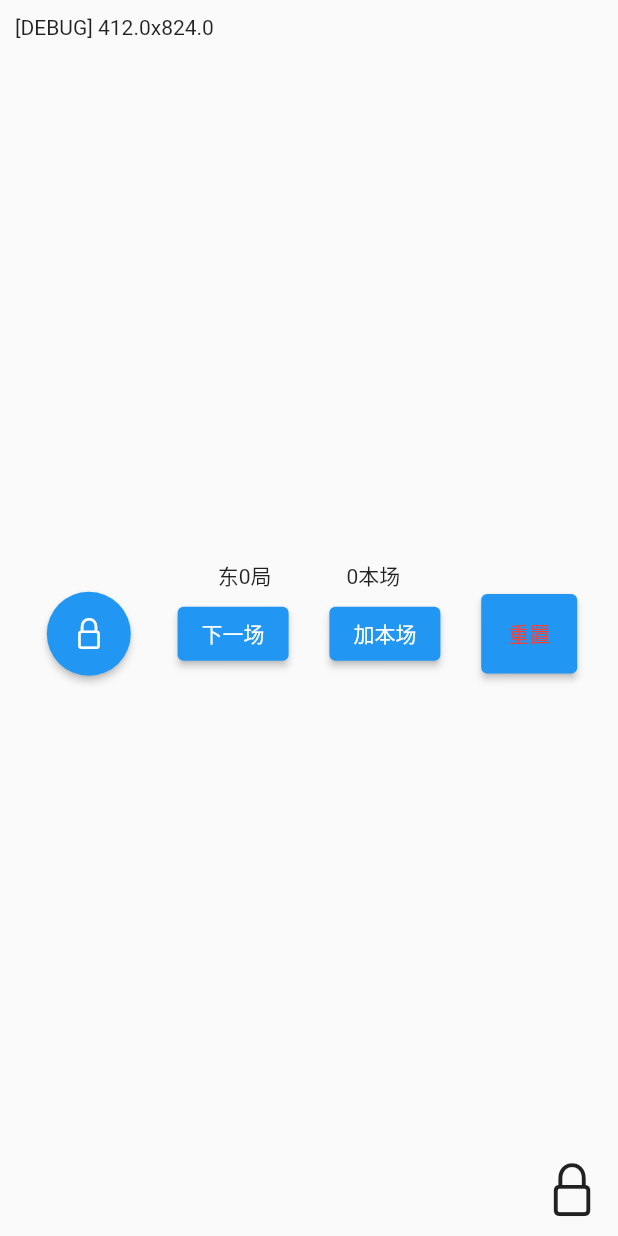
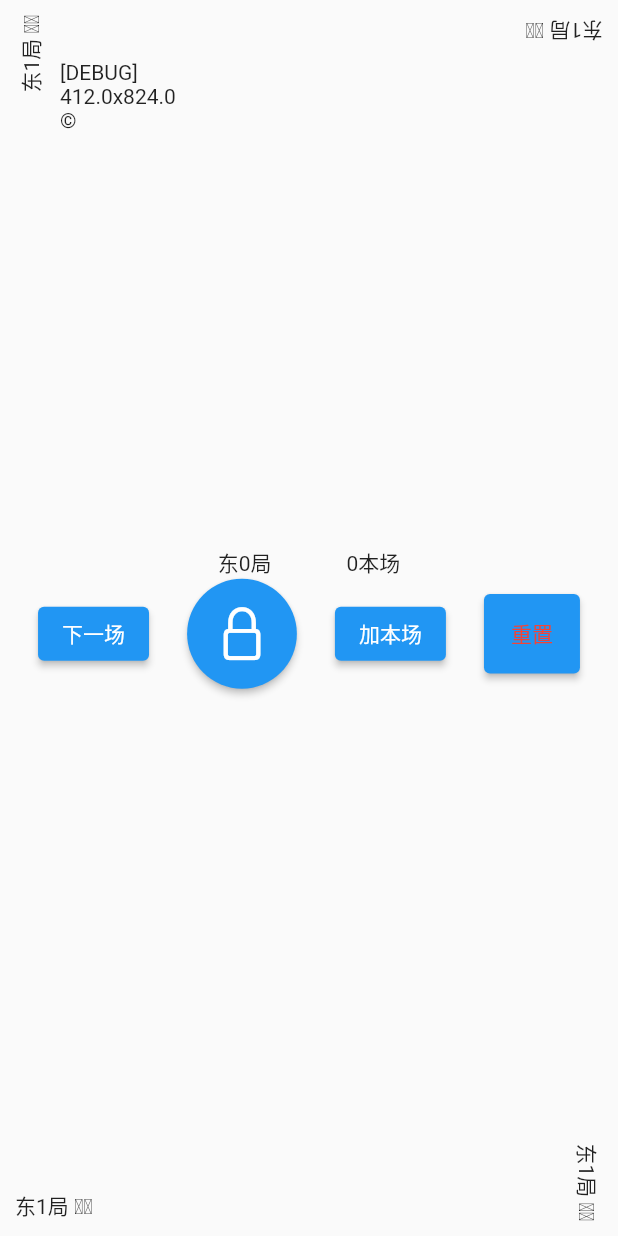
Before and after one commit to Ex-Studio/OfflineMahjongIndicator, a Flutter app: the screen it shows after launch, on a phone screen of 412 x 824 dp. Run offline on Flutter 3.47's test engine with Material 2 defaults, Android fonts, the phone set to English and light mode, and no system bars.

Commit message:
add namespace; add YxjCornerView

```diff
--- a/analysis_options.yaml
+++ b/analysis_options.yaml
@@ -27,5 +27,6 @@ linter:
     prefer_const_constructors: false
     prefer_const_constructors_in_immutables: false
     prefer_const_literals_to_create_immutables: false
+    prefer_adjacent_string_concatenation: false
 # Additional information about this file can be found at
 # https://dart.dev/guides/language/analysis-options
--- a/lib/extension.dart
+++ b/lib/extension.dart
@@ -2,7 +2,7 @@ import 'dart:math';
 
 import 'package:flutter/material.dart';
 
-class Extension {
+class YxjExtensions {
   static double screenWidth(BuildContext context) {
     return MediaQuery.of(context).size.width;
   }
@@ -12,6 +12,55 @@ class Extension {
   }
 
   static double screenLengthShorter(BuildContext context) {
-    return min(Extension.screenWidth(context), Extension.screenHeight(context));
+    return min(YxjExtensions.screenWidth(context),
+        YxjExtensions.screenHeight(context));
   }
 }
+
+enum YxjCorner { bottomLeft, bottomRight, topLeft, topRight }
+
+// use it in a `Stack`
+class YxjCornerView extends StatelessWidget {
+  final YxjCorner corner;
+  final double padding;
+  final int rotationQuarterTurns;
+  final Widget child;
+
+  YxjCornerView({
+    super.key,
+    this.corner = YxjCorner.topLeft,
+    this.padding = 10.0,
+    this.rotationQuarterTurns = 0,
+    required this.child,
+  });
+
+  @override
+  Widget build(BuildContext context) {
+    switch (corner) {
+      case YxjCorner.bottomLeft:
+        return Positioned(
+            bottom: padding,
+            left: padding,
+            child:
+                RotatedBox(quarterTurns: rotationQuarterTurns, child: child));
+      case YxjCorner.bottomRight:
+        return Positioned(
+            bottom: padding,
+            right: padding,
+            child:
+                RotatedBox(quarterTurns: rotationQuarterTurns, child: child));
+      case YxjCorner.topLeft:
+        return Positioned(
+            top: padding,
+            left: padding,
+            child:
+                RotatedBox(quarterTurns: rotationQuarterTurns, child: child));
+      case YxjCorner.topRight:
+        return Positioned(
+            top: padding,
+            right: padding,
+            child:
+                RotatedBox(quarterTurns: rotationQuarterTurns, child: child));
+    }
+  }
+}
--- a/lib/main.dart
+++ b/lib/main.dart
@@ -32,33 +32,40 @@ class HomePage extends StatelessWidget {
   Widget build(BuildContext context) {
     return Stack(
       children: [
-        MyView(),
-        Positioned(
-          bottom: 10.0,
-          right: 10.0,
-          child: Icon(
-            CupertinoIcons.lock,
-            size: Extension.screenLengthShorter(context) * 0.1,
-          ),
-        ),
-        Positioned(
-            left: 10.0,
-            top: 10.0,
-            child: Text(
-                "[DEBUG] ${Extension.screenWidth(context)}x${Extension.screenHeight(context)}"))
+        YxjCornerView(
+            padding: 40.0, corner: YxjCorner.topLeft, child: Text("""[DEBUG]
+${YxjExtensions.screenWidth(context)}x${YxjExtensions.screenHeight(context)}
+\u00a9""")),
+        YxjCenterView(),
+        YxjCornerView(
+            corner: YxjCorner.bottomLeft,
+            rotationQuarterTurns: 0,
+            child: Text("东1局" + " " + "𝛩" * 2)),
+        YxjCornerView(
+            corner: YxjCorner.bottomRight,
+            rotationQuarterTurns: 1,
+            child: Text("东1局" + " " + "𝛩" * 2)),
+        YxjCornerView(
+            corner: YxjCorner.topRight,
+            rotationQuarterTurns: 2,
+            child: Text("东1局" + " " + "𝛩" * 2)),
+        YxjCornerView(
+            corner: YxjCorner.topLeft,
+            rotationQuarterTurns: 3,
+            child: Text("东1局" + " " + "𝛩" * 2)),
       ],
     );
   }
 }
 
-class MyView extends StatefulWidget {
-  const MyView({super.key});
+class YxjCenterView extends StatefulWidget {
+  const YxjCenterView({super.key});
 
   @override
-  State<MyView> createState() => _MyViewState();
+  State<YxjCenterView> createState() => _MyViewState();
 }
 
-class _MyViewState extends State<MyView> {
+class _MyViewState extends State<YxjCenterView> {
   int counterJu = 0;
   int counterChang = 0;
 
@@ -76,6 +83,14 @@ class _MyViewState extends State<MyView> {
           mainAxisAlignment: MainAxisAlignment.spaceEvenly,
           children: [
             ElevatedButton(
+                onPressed: () {
+                  debugPrint("pressed");
+                  setState(() {
+                    counterJu += 1;
+                  });
+                },
+                child: Text("下一场")),
+            ElevatedButton(
               onPressed: () {
                 debugPrint("pressed");
               },
@@ -87,16 +102,9 @@ class _MyViewState extends State<MyView> {
               ),
               child: Icon(
                 CupertinoIcons.lock,
+                size: YxjExtensions.screenLengthShorter(context) * 0.1,
               ),
             ),
-            ElevatedButton(
-                onPressed: () {
-                  debugPrint("pressed");
-                  setState(() {
-                    counterJu += 1;
-                  });
-                },
-                child: Text("下一场")),
             ElevatedButton(
                 onPressed: () {
                   debugPrint("pressed");
```
Also changed, not shown: 1 other file.
